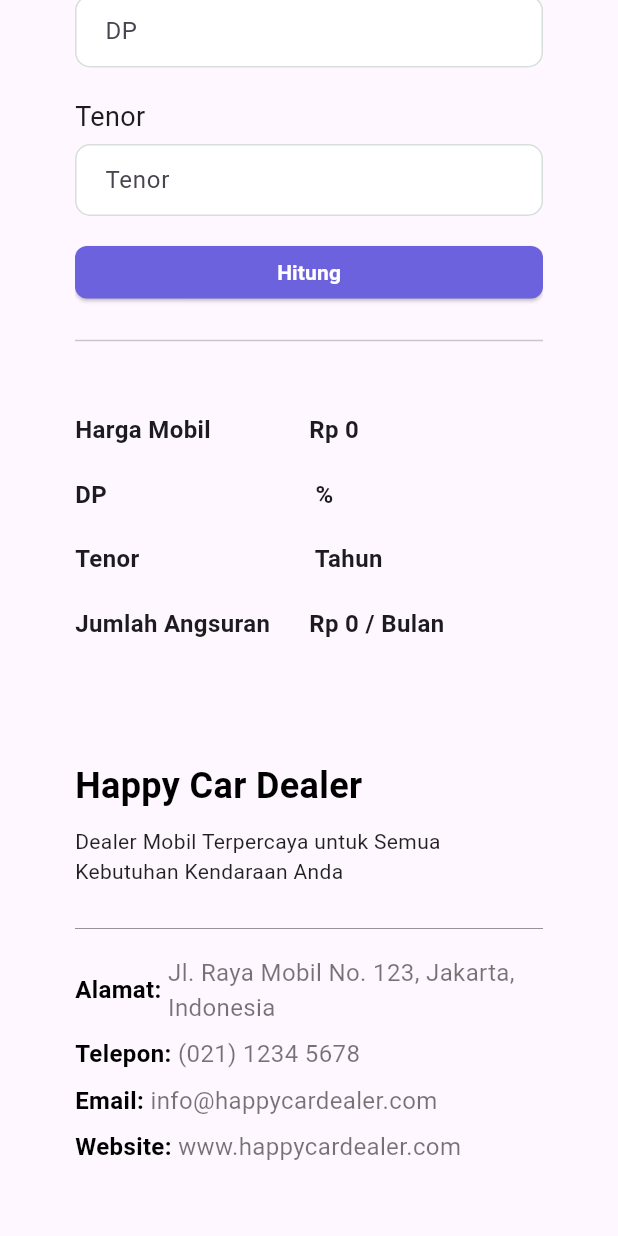
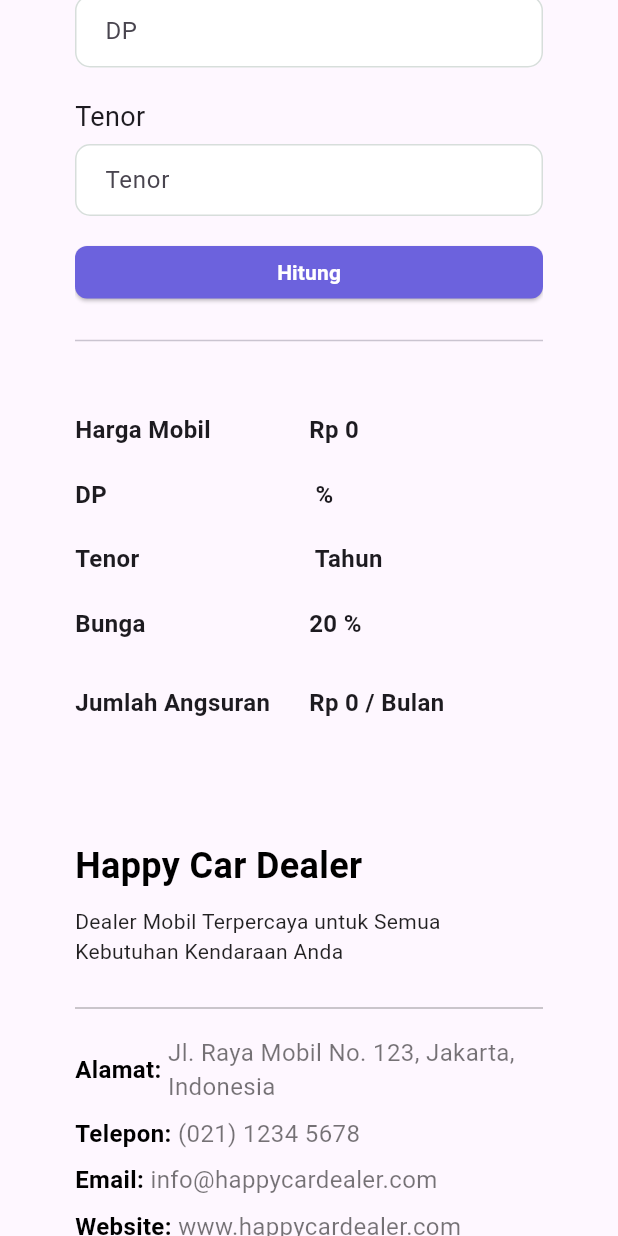
Before and after one commit to fahadhafizdev/Simulasi-pembayaran-cicilan-flutter, a Flutter app: the screen it shows after launch, scrolled down 678 dp, on a phone screen of 412 x 824 dp. Run offline on Flutter 3.47's test engine with Material 3 defaults, Android fonts, the light colour scheme and no system bars; our stand-ins replace carousel_slider.

Commit message:
add bunga

```diff
--- a/lib/home_page.dart
+++ b/lib/home_page.dart
@@ -131,6 +131,29 @@ class _HomePageState extends State<HomePage> {
               ],
             ),
             const SizedBox(height: 20),
+            Row(
+              children: [
+                Expanded(
+                  child: Text(
+                    'Bunga',
+                    style: TextStyle(
+                      fontSize: 16,
+                      fontWeight: FontWeight.bold,
+                    ),
+                  ),
+                ),
+                Expanded(
+                  child: Text(
+                    '20 %',
+                    style: TextStyle(
+                      fontSize: 16,
+                      fontWeight: FontWeight.bold,
+                    ),
+                  ),
+                ),
+              ],
+            ),
+            const SizedBox(height: 30),
             Row(
               children: [
                 Expanded(
```
Also changed, not shown: 3 other files.
